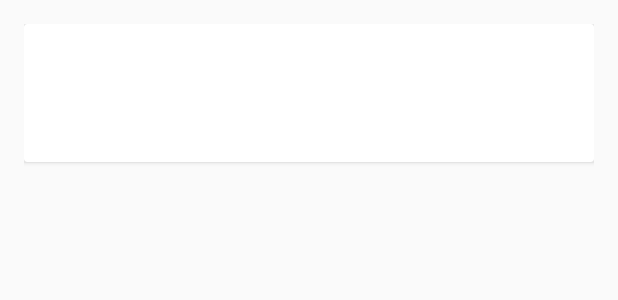
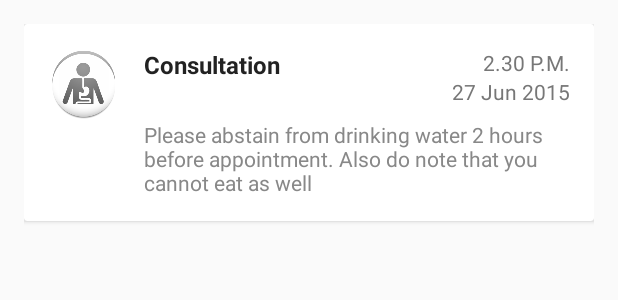
Before and after one commit to yiyongc/HssApp, an Android app: the layout appointment_row_layout.xml on its own in the app's theme, with its tools: preview values and no code run, on a phone screen of 412 x 824 dp. Shown: the top 300 px of the screen. Run offline under Robolectric (Android 15) with nearby library versions, the phone set to English and light mode, and no system bars.

Commit message:
Merge remote-tracking branch 'origin/master'
Conflicts:
	app/build.gradle
	app/src/main/res/layout/appointment_row_layout.xml

```diff
--- a/app/src/main/java/com/example/youngyeehomies/hssapp/ViewAppointmentActivity.java
+++ b/app/src/main/java/com/example/youngyeehomies/hssapp/ViewAppointmentActivity.java
@@ -23,21 +23,12 @@ public class ViewAppointmentActivity extends DrawerActivity {
     @Override
     protected void onCreate(Bundle savedInstanceState) {
         super.onCreate(savedInstanceState);
-        setContentView(R.layout.view_appointment_layout2);
+        setContentView(R.layout.view_appointment_layout);
         set();
         mDrawerList.setItemChecked(1, true);
         mDrawerList.setSelection(1);
 
-
-        String[] appointments = {
-                "Dermatology clinic appointment",
-                "Gastroenterology clinic appointment",
-                "General Consultation appointment",
-                "Cardiology clinic appointment",
-                "Physiotherapy appointment",
-                "Annual Checkup",
-                "Nasal Surgery"};
-
+/*TEST new layout code by YOungYee
         List<AppointmentListItem> AppointmentList;
         AppointmentList = new ArrayList<>();
         //This appointment list should be populated by the database. Lets assume that effectively the below code is run
@@ -61,22 +52,32 @@ public class ViewAppointmentActivity extends DrawerActivity {
         rv.setAdapter(adapter);
 
 
+*/
 
 
+        ListView listView = (ListView) findViewById(R.id.AllAppointmentList);
 
-        //     ArrayAdapter<String> apptListAdapter = new ArrayAdapter<String>(this,android.R.layout.simple_list_item_1, appointments);
 
-/*
-        AppointmentListAdapter apptListAdapter = new AppointmentListAdapter(this,android.R.layout.simple_list_item_1,AppointmentList);
-        allAppointmentListView.setAdapter(apptListAdapter);*/
-/*
-        allAppointmentListView.setOnItemClickListener(new AdapterView.OnItemClickListener() {
+        String[] appointments = {
+                "Dermatology clinic appointment",
+                "Gastroenterology clinic appointment",
+                "General Consultation appointment",
+                "Cardiology clinic appointment",
+                "Physiotherapy appointment",
+                "Annual Checkup",
+                "Nasal Surgery"};
+
+        ArrayAdapter<String> apptListAdapter = new ArrayAdapter<String>(this,android.R.layout.simple_list_item_1, appointments);
+
+        listView.setAdapter(apptListAdapter);
+
+        listView.setOnItemClickListener(new AdapterView.OnItemClickListener() {
             public void onItemClick(AdapterView<?> av, View view, int i, long l) {
                 //This is where the onCLick action goes.
                 Toast.makeText(ViewAppointmentActivity.this, "You clicked Item No. " + i, Toast.LENGTH_SHORT).show();
             }
 
-        });*/
+        });
 
     }
 
--- a/app/src/main/res/layout/appointment_row_layout.xml
+++ b/app/src/main/res/layout/appointment_row_layout.xml
@@ -23,24 +23,51 @@
                 android:layout_alignParentLeft="true"
                 android:layout_alignParentTop="true"
                 android:layout_marginRight="16dp"
-                />
+                android:src="@drawable/gastro_ic" />
 
             <TextView
                 android:layout_width="wrap_content"
                 android:layout_height="wrap_content"
                 android:id="@+id/person_name"
+                android:textSize="16sp"
+                android:textColor="#222222"
+                android:textStyle="bold"
+                android:text="Consultation"
+                android:layout_alignParentTop="true"
+                android:layout_above="@+id/person_age"
+                android:layout_toLeftOf="@+id/person_date"
                 android:layout_toRightOf="@+id/person_photo"
-                android:layout_alignParentTop="true"
-                android:textSize="30sp"
-                />
+                android:layout_toEndOf="@+id/person_photo" />
 
             <TextView
                 android:layout_width="wrap_content"
                 android:layout_height="wrap_content"
                 android:id="@+id/person_age"
+                android:textColor="#888888"
+                android:text="Please abstain from drinking water 2 hours before appointment. Also do note that you cannot eat as well"
+                android:layout_below="@+id/person_photo"
                 android:layout_toRightOf="@+id/person_photo"
-                android:layout_below="@+id/person_name"
-                />
+                android:layout_toEndOf="@+id/person_photo" />
+
+            <TextView
+                android:layout_width="wrap_content"
+                android:layout_height="wrap_content"
+                android:id="@+id/person_date"
+                android:textColor="#777777"
+                android:text="27 Jun 2015"
+                android:layout_below="@+id/person_time"
+                android:layout_alignRight="@+id/person_time"
+                android:layout_alignEnd="@+id/person_time" />
+
+            <TextView
+                android:layout_width="wrap_content"
+                android:layout_height="wrap_content"
+                android:id="@+id/person_time"
+                android:textColor="#777777"
+                android:text="2.30 P.M."
+                android:layout_alignTop="@+id/person_name"
+                android:layout_alignRight="@+id/person_age"
+                android:layout_alignEnd="@+id/person_age" />
 
         </RelativeLayout>
 
```
